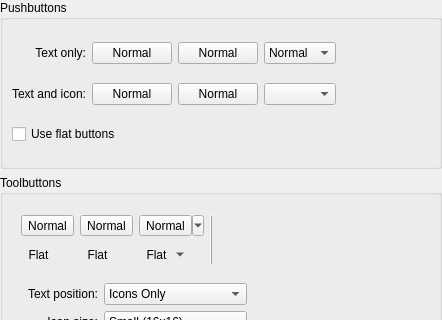
mgottschlag/kwin-tiling, file kstyles/oxygen/demo/ui/oxygenbuttondemowidget.ui: the form before one commit; both pictures show x 0 to 442 and y 0 to 320 of the 442 by 520 pixel window.
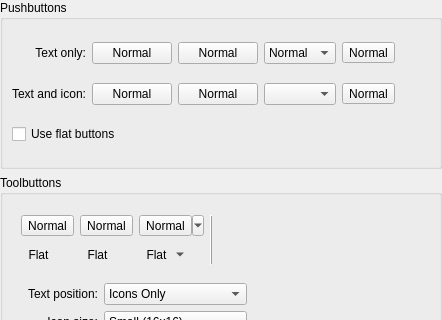
The form after the commit. Custom widgets are drawn as their Qt base class.

Commit message: adjusted combobox drop-down, added toolbuttons to UI fixed toolbutton vertical text alignment

Patch:
```diff
--- a/kstyles/oxygen/demo/ui/oxygenbuttondemowidget.ui
+++ b/kstyles/oxygen/demo/ui/oxygenbuttondemowidget.ui
@@ -138,7 +138,7 @@
         </item>
        </widget>
       </item>
-      <item row="0" column="4">
+      <item row="0" column="6">
        <spacer name="horizontalSpacer">
         <property name="orientation">
          <enum>Qt::Horizontal</enum>
@@ -185,6 +185,20 @@
       <item row="1" column="3">
        <widget class="KComboBox" name="kcombobox_2"/>
       </item>
+      <item row="0" column="5">
+       <widget class="QToolButton" name="toolButton_4">
+        <property name="text">
+         <string>Normal</string>
+        </property>
+       </widget>
+      </item>
+      <item row="1" column="5">
+       <widget class="QToolButton" name="toolButton_2">
+        <property name="text">
+         <string>Normal</string>
+        </property>
+       </widget>
+      </item>
      </layout>
     </widget>
    </item>
```
Left out of the diff: 4 changed lines with no effect on the pictures. The commit also changes 2 other files.
